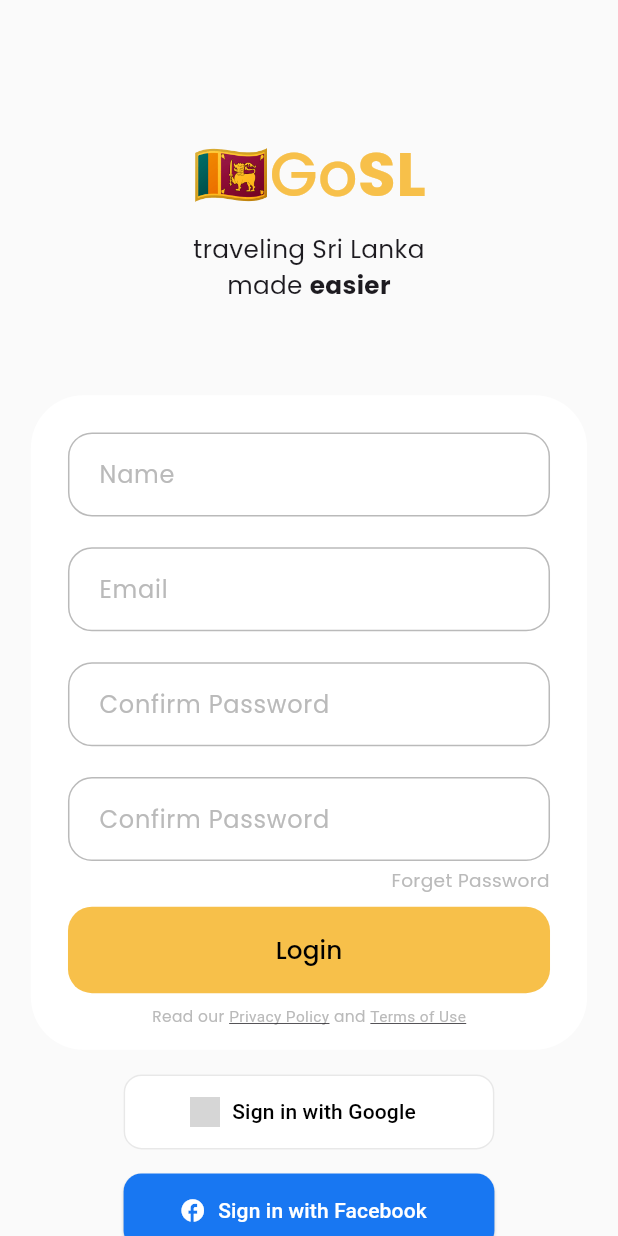
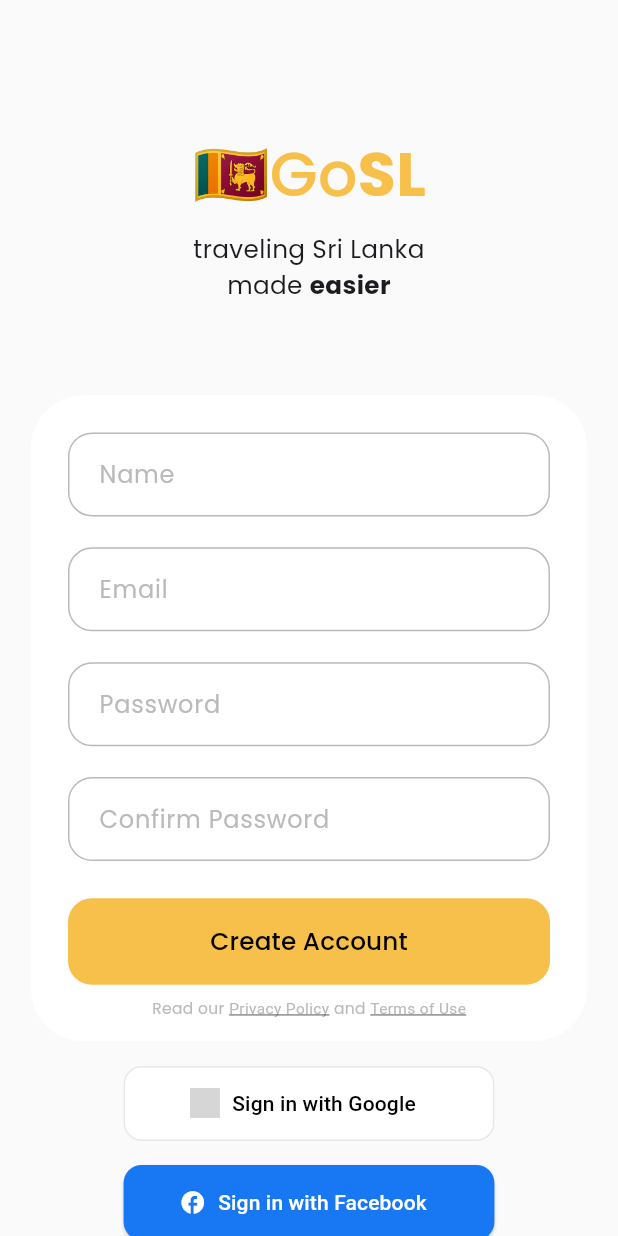
Before and after one commit to Team-SegFault/GoSL, a Flutter app: the CreateAccountPage screen opened directly, on a phone screen of 412 x 824 dp. Run offline on Flutter 3.47's test engine with Material 3 defaults, Android fonts, the phone set to English and light mode, and no system bars; our stand-ins replace easy_stepper, flutter_form_builder, get, google_fonts; grey boxes are pictures that could not be loaded.

Commit message:
login and create account  done without functionality

```diff
--- a/Frontend/lib/views/login/create_account.dart
+++ b/Frontend/lib/views/login/create_account.dart
@@ -117,7 +117,7 @@ class CreateAccountPage extends StatelessWidget {
                   SizedBox(height: height * 0.025),
                   TextField(
                     decoration: InputDecoration(
-                      labelText: ' Confirm Password',
+                      labelText: ' Password',
                       labelStyle: GoogleFonts.poppins(
                         color: Color(0xFFBABABA),
                       ),
@@ -150,30 +150,13 @@ class CreateAccountPage extends StatelessWidget {
                     ),
                     obscureText: true,
                   ),
-                  SizedBox(height: height * 0.005),
-                  Container(
-                    alignment: Alignment.centerRight,
-                    child: GestureDetector(
-                      onTap: () {
-                        print('Text clicked');
-                      },
-                      child: Text(
-                        'Forget Password',
-                        textAlign: TextAlign.end,
-                        style: GoogleFonts.poppins(
-                          color: Color(0xFFBABABA),
-                          fontSize: width * 0.03,
-                        ),
-                      ),
-                    ),
-                  ),
-                  SizedBox(height: height * 0.01),
+                  SizedBox(height: height * 0.03),
                   SizedBox(
                     width: double.infinity,
                     height: height * 0.07,
                     child: ElevatedButton(
                       onPressed: () {
-                        print('Login');
+                        print('Create account');
                       },
                       style: ElevatedButton.styleFrom(
                         elevation: 0,
@@ -183,7 +166,7 @@ class CreateAccountPage extends StatelessWidget {
                         ),
                       ),
                       child: Text(
-                        'Login',
+                        'Create Account',
                         style: GoogleFonts.poppins(
                           color: Colors.black,
                           fontSize: width * 0.04,
```
